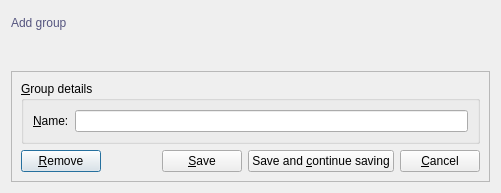
Before: the Qt Designer form code/c++/gui/qt4/app-auth-and-session/src/resources/ui/groupform.ui in nycholas/nycholas, drawn with Qt 5.
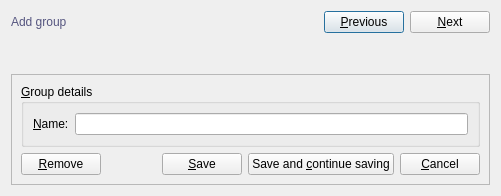
After: the same form once the commit is applied. Icons and pictures are not drawn.

```diff
--- a/code/c++/gui/qt4/app-auth-and-session/src/resources/ui/groupform.ui
+++ b/code/c++/gui/qt4/app-auth-and-session/src/resources/ui/groupform.ui
@@ -7,7 +7,7 @@
     <x>0</x>
     <y>0</y>
     <width>501</width>
-    <height>193</height>
+    <height>196</height>
    </rect>
   </property>
   <property name="windowTitle">
@@ -44,6 +44,34 @@
        </property>
       </spacer>
      </item>
+     <item>
+      <widget class="QPushButton" name="previousPushButton">
+       <property name="text">
+        <string>&amp;Previous</string>
+       </property>
+       <property name="icon">
+        <iconset resource="resources.qrc">
+         <normaloff>:/default/static/default/icons/22x22/go-previous.png</normaloff>:/default/static/default/icons/22x22/go-previous.png</iconset>
+       </property>
+       <property name="shortcut">
+        <string>Ctrl+Right, Ctrl+PgDown</string>
+       </property>
+      </widget>
+     </item>
+     <item>
+      <widget class="QPushButton" name="nextPushButton">
+       <property name="text">
+        <string>&amp;Next</string>
+       </property>
+       <property name="icon">
+        <iconset resource="resources.qrc">
+         <normaloff>:/default/static/default/icons/22x22/go-next.png</normaloff>:/default/static/default/icons/22x22/go-next.png</iconset>
+       </property>
+       <property name="shortcut">
+        <string>Ctrl+Left, Ctrl+PgUp</string>
+       </property>
+      </widget>
+     </item>
     </layout>
    </item>
    <item row="1" column="0">
```
Left out of the diff: 13 changed lines with no effect on the pictures.
